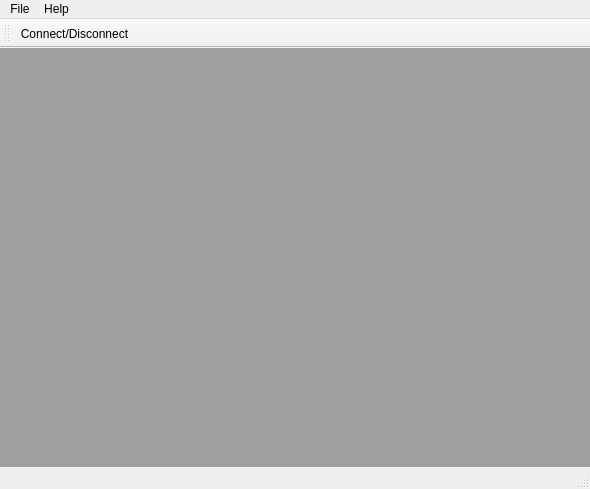
The window that ui/astchanmon.ui (rudilee/ACM) describes before a commit, drawn with Qt 5.
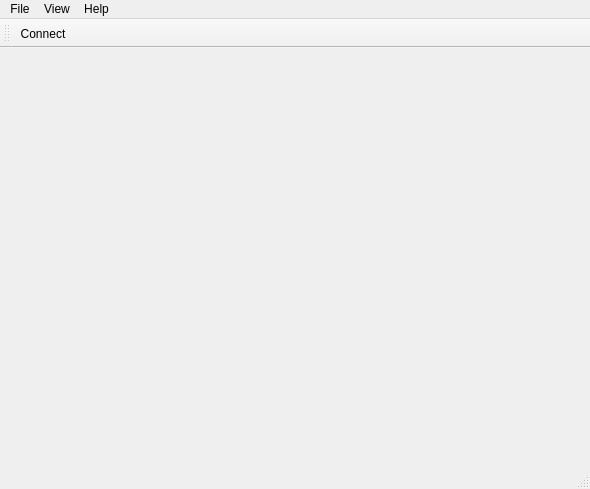
The same window after the commit. Icons and pictures are not drawn.

Patch:
```diff
--- a/ui/astchanmon.ui
+++ b/ui/astchanmon.ui
@@ -18,18 +18,18 @@
     <property name="margin">
      <number>0</number>
     </property>
-    <item>
-     <widget class="QMdiArea" name="mdiArea"/>
-    </item>
    </layout>
   </widget>
   <widget class="QToolBar" name="mainToolBar">
    <property name="iconSize">
     <size>
-     <width>32</width>
-     <height>32</height>
+     <width>16</width>
+     <height>16</height>
     </size>
    </property>
+   <property name="toolButtonStyle">
+    <enum>Qt::ToolButtonTextBesideIcon</enum>
+   </property>
    <attribute name="toolBarArea">
     <enum>TopToolBarArea</enum>
    </attribute>
@@ -45,7 +45,7 @@
      <x>0</x>
      <y>0</y>
      <width>590</width>
-     <height>23</height>
+     <height>20</height>
     </rect>
    </property>
    <widget class="QMenu" name="menuFile">
@@ -57,8 +57,18 @@
     <property name="title">
      <string>Help</string>
     </property>
+    <addaction name="actionAbout"/>
+   </widget>
+   <widget class="QMenu" name="menuView">
+    <property name="title">
+     <string>View</string>
+    </property>
+    <addaction name="actionFullscreen"/>
+    <addaction name="actionMainToolbar"/>
+    <addaction name="actionStatusbar"/>
    </widget>
    <addaction name="menuFile"/>
+   <addaction name="menuView"/>
    <addaction name="menuHelp"/>
   </widget>
   <action name="actionConnection">
@@ -71,7 +81,7 @@
      <activeon>:/toolbar/connect.png</activeon>:/toolbar/disconnect.png</iconset>
    </property>
    <property name="text">
-    <string>Connect/Disconnect</string>
+    <string>Connect</string>
    </property>
   </action>
   <action name="actionPreferences">
```
Left out of the diff: 62 changed lines with no effect on the pictures.
